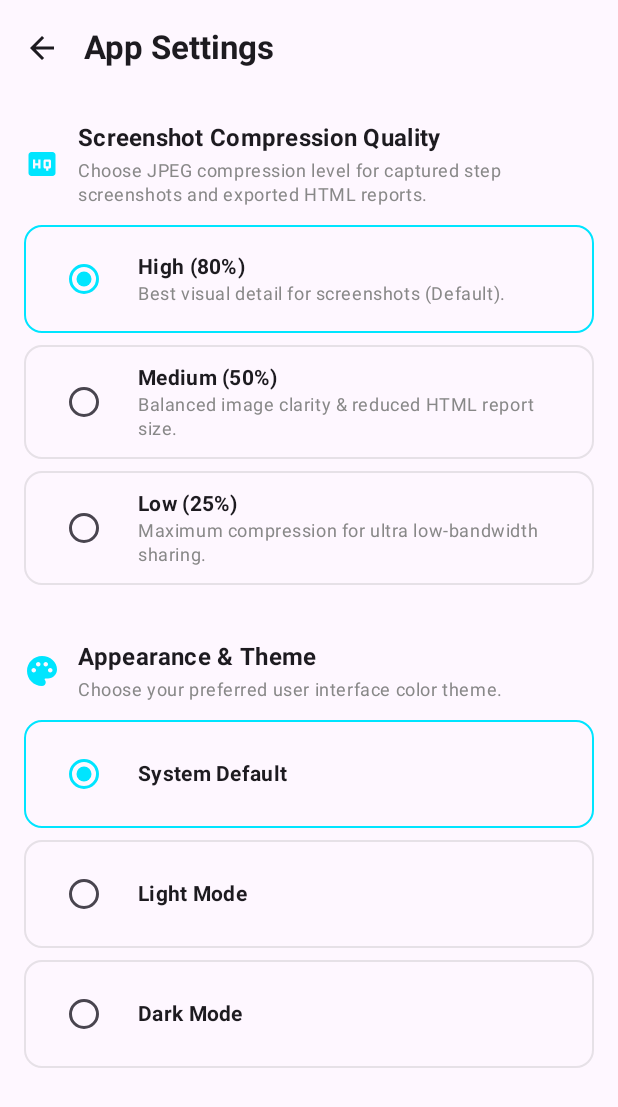
After one commit to Goheg/MyPSR, an Android app built with Jetpack Compose: the SettingsScreen screen opened through its navigation route, on a phone screen of 412 x 824 dp. The commit adds this screen. Shown: the top 1107 px of the screen. Run offline under Robolectric (Android 15) with nearby library versions, the phone set to English and light mode, and no system bars; our stand-ins replace Room's generated code.

Commit message:
Add-ons 1. Settings - Screenshot compression and Appearance and Theme 2. Record name editing

```diff
--- a/app/src/main/java/com/example/mypsr/MainActivity.kt
+++ b/app/src/main/java/com/example/mypsr/MainActivity.kt
@@ -10,17 +10,23 @@ import androidx.activity.viewModels
 import androidx.compose.foundation.layout.fillMaxSize
 import androidx.compose.material3.Surface
 import androidx.compose.runtime.Composable
+import androidx.compose.runtime.collectAsState
+import androidx.compose.runtime.getValue
 import androidx.compose.ui.Modifier
+import androidx.compose.ui.platform.LocalContext
 import androidx.navigation.NavType
 import androidx.navigation.compose.NavHost
 import androidx.navigation.compose.composable
 import androidx.navigation.compose.rememberNavController
 import androidx.navigation.navArgument
+import com.example.mypsr.data.local.UserPreferences
 import com.example.mypsr.ui.home.HomeScreen
 import com.example.mypsr.ui.home.HomeViewModel
 import com.example.mypsr.ui.onboarding.OnboardingScreen
 import com.example.mypsr.ui.review.ReviewScreen
 import com.example.mypsr.ui.review.ReviewViewModel
+import com.example.mypsr.ui.settings.SettingsScreen
+import com.example.mypsr.ui.settings.SettingsViewModel
 import com.example.mypsr.ui.theme.MyPSRTheme
 import com.example.mypsr.ui.viewer.ReportViewerScreen
 
@@ -28,6 +34,7 @@ class MainActivity : ComponentActivity() {
 
     private val homeViewModel: HomeViewModel by viewModels()
     private val reviewViewModel: ReviewViewModel by viewModels()
+    private val settingsViewModel: SettingsViewModel by viewModels()
 
     override fun onCreate(savedInstanceState: Bundle?) {
         super.onCreate(savedInstanceState)
@@ -38,11 +45,15 @@ class MainActivity : ComponentActivity() {
         } else null
 
         setContent {
-            MyPSRTheme {
+            val userPrefs = UserPreferences.getInstance(LocalContext.current)
+            val appTheme by userPrefs.themeFlow.collectAsState()
+
+            MyPSRTheme(appTheme = appTheme) {
                 Surface(modifier = Modifier.fillMaxSize()) {
                     AppNavigation(
                         homeViewModel = homeViewModel,
                         reviewViewModel = reviewViewModel,
+                        settingsViewModel = settingsViewModel,
                         incomingUri = incomingUri
                     )
                 }
@@ -55,6 +66,7 @@ class MainActivity : ComponentActivity() {
 fun AppNavigation(
     homeViewModel: HomeViewModel,
     reviewViewModel: ReviewViewModel,
+    settingsViewModel: SettingsViewModel,
     incomingUri: Uri?
 ) {
     val navController = rememberNavController()
@@ -66,6 +78,7 @@ fun AppNavigation(
             HomeScreen(
                 viewModel = homeViewModel,
                 onNavigateToOnboarding = { navController.navigate("onboarding") },
+                onNavigateToSettings = { navController.navigate("settings") },
                 onNavigateToReview = { sessionId -> navController.navigate("review/$sessionId") },
                 onNavigateToViewer = { sessionId -> navController.navigate("viewer/$sessionId") }
             )
@@ -75,6 +88,13 @@ fun AppNavigation(
             OnboardingScreen(
                 onNavigateBack = { navController.popBackStack() },
                 onCompleteOnboarding = { navController.navigate("home") { popUpTo("home") { inclusive = true } } }
+            )
+        }
+
+        composable("settings") {
+            SettingsScreen(
+                viewModel = settingsViewModel,
+                onNavigateBack = { navController.popBackStack() }
             )
         }
 
--- a/app/src/main/java/com/example/mypsr/generator/HtmlReportGenerator.kt
+++ b/app/src/main/java/com/example/mypsr/generator/HtmlReportGenerator.kt
@@ -51,7 +51,8 @@ object HtmlReportGenerator {
                         if (step.redactionBoxes.isNotEmpty()) {
                             processedBitmap = ImageUtils.applyRedactions(bitmap, step.redactionBoxes)
                         }
-                        val jpegBytes = ImageUtils.compressBitmapToJpeg(processedBitmap, quality = 80)
+                        val quality = com.example.mypsr.data.local.UserPreferences.getInstance(context).getScreenshotQuality().qualityValue
+                        val jpegBytes = ImageUtils.compressBitmapToJpeg(processedBitmap, quality = quality)
                         if (processedBitmap != bitmap) {
                             processedBitmap.recycle()
                         }
--- a/app/src/main/java/com/example/mypsr/service/CaptureService.kt
+++ b/app/src/main/java/com/example/mypsr/service/CaptureService.kt
@@ -219,7 +219,8 @@ class CaptureService : Service() {
                         if (isSensitive && targetBounds != null && !targetBounds.isEmpty) {
                             processedBitmap = ImageUtils.applyBoundsRedaction(bitmap, targetBounds)
                         }
-                        ImageUtils.compressBitmapToJpeg(processedBitmap, quality = 80)
+                        val quality = com.example.mypsr.data.local.UserPreferences.getInstance(applicationContext).getScreenshotQuality().qualityValue
+                        ImageUtils.compressBitmapToJpeg(processedBitmap, quality = quality)
                     } else null
                 } else null
             } catch (e: Exception) {
--- /dev/null
+++ b/app/src/main/java/com/example/mypsr/ui/settings/SettingsScreen.kt
@@ -0,0 +1,226 @@
+package com.example.mypsr.ui.settings
+
+import androidx.compose.foundation.border
+import androidx.compose.foundation.clickable
+import androidx.compose.foundation.layout.Column
+import androidx.compose.foundation.layout.Row
+import androidx.compose.foundation.layout.Spacer
+import androidx.compose.foundation.layout.fillMaxSize
+import androidx.compose.foundation.layout.fillMaxWidth
+import androidx.compose.foundation.layout.height
+import androidx.compose.foundation.layout.padding
+import androidx.compose.foundation.layout.width
+import androidx.compose.foundation.rememberScrollState
+import androidx.compose.foundation.shape.RoundedCornerShape
+import androidx.compose.foundation.verticalScroll
+import androidx.compose.material.icons.Icons
+import androidx.compose.material.icons.filled.ArrowBack
+import androidx.compose.material.icons.filled.HighQuality
+import androidx.compose.material.icons.filled.Palette
+import androidx.compose.material3.Card
+import androidx.compose.material3.CardDefaults
+import androidx.compose.material3.ExperimentalMaterial3Api
+import androidx.compose.material3.Icon
+import androidx.compose.material3.IconButton
+import androidx.compose.material3.MaterialTheme
+import androidx.compose.material3.RadioButton
+import androidx.compose.material3.RadioButtonDefaults
+import androidx.compose.material3.Scaffold
+import androidx.compose.material3.Text
+import androidx.compose.material3.TopAppBar
+import androidx.compose.material3.TopAppBarDefaults
+import androidx.compose.runtime.Composable
+import androidx.compose.runtime.collectAsState
+import androidx.compose.runtime.getValue
+import androidx.compose.ui.Alignment
+import androidx.compose.ui.Modifier
+import androidx.compose.ui.graphics.Color
+import androidx.compose.ui.graphics.vector.ImageVector
+import androidx.compose.ui.text.font.FontWeight
+import androidx.compose.ui.unit.dp
+import com.example.mypsr.model.AppTheme
+import com.example.mypsr.model.ScreenshotQuality
+import com.example.mypsr.ui.theme.CyberCyan
+
+@OptIn(ExperimentalMaterial3Api::class)
+@Composable
+fun SettingsScreen(
+    viewModel: SettingsViewModel,
+    onNavigateBack: () -> Unit
+) {
+    val selectedQuality by viewModel.qualityState.collectAsState()
+    val selectedTheme by viewModel.themeState.collectAsState()
+
+    Scaffold(
+        topBar = {
+            TopAppBar(
+                title = { Text(text = "App Settings", fontWeight = FontWeight.Bold) },
+                navigationIcon = {
+                    IconButton(onClick = onNavigateBack) {
+                        Icon(Icons.Default.ArrowBack, contentDescription = "Back")
+                    }
+                },
+                colors = TopAppBarDefaults.topAppBarColors(containerColor = MaterialTheme.colorScheme.background)
+            )
+        }
+    ) { paddingValues ->
+        Column(
+            modifier = Modifier
+                .fillMaxSize()
+                .padding(paddingValues)
+                .padding(16.dp)
+                .verticalScroll(rememberScrollState())
+        ) {
+            // Section 1: Screenshot Quality
+            SettingsSectionHeader(
+                icon = Icons.Default.HighQuality,
+                title = "Screenshot Compression Quality",
+                description = "Choose JPEG compression level for captured step screenshots and exported HTML reports."
+            )
+
+            Spacer(modifier = Modifier.height(12.dp))
+
+            ScreenshotQuality.entries.forEach { quality ->
+                QualitySelectionCard(
+                    quality = quality,
+                    isSelected = quality == selectedQuality,
+                    onSelect = { viewModel.setQuality(quality) }
+                )
+                Spacer(modifier = Modifier.height(8.dp))
+            }
+
+            Spacer(modifier = Modifier.height(28.dp))
+
+            // Section 2: App Theme
+            SettingsSectionHeader(
+                icon = Icons.Default.Palette,
+                title = "Appearance & Theme",
+                description = "Choose your preferred user interface color theme."
+            )
+
+            Spacer(modifier = Modifier.height(12.dp))
+
+            AppTheme.entries.forEach { theme ->
+                ThemeSelectionCard(
+                    theme = theme,
+                    isSelected = theme == selectedTheme,
+                    onSelect = { viewModel.setTheme(theme) }
+                )
+                Spacer(modifier = Modifier.height(8.dp))
+            }
+        }
+    }
+}
+
+@Composable
+fun SettingsSectionHeader(
+    icon: ImageVector,
+    title: String,
+    description: String
+) {
+    Row(verticalAlignment = Alignment.CenterVertically) {
+        Icon(
+            imageVector = icon,
+            contentDescription = null,
+            tint = CyberCyan
+        )
+        Spacer(modifier = Modifier.width(12.dp))
+        Column {
+            Text(
+                text = title,
+                style = MaterialTheme.typography.titleMedium.copy(fontWeight = FontWeight.Bold)
+            )
+            Spacer(modifier = Modifier.height(2.dp))
+            Text(
+                text = description,
+                style = MaterialTheme.typography.bodySmall.copy(color = Color.Gray)
+            )
+        }
+    }
+}
+
+@Composable
+fun QualitySelectionCard(
+    quality: ScreenshotQuality,
+    isSelected: Boolean,
+    onSelect: () -> Unit
+) {
+    Card(
+        colors = CardDefaults.cardColors(containerColor = MaterialTheme.colorScheme.surface),
+        shape = RoundedCornerShape(12.dp),
+        modifier = Modifier
+            .fillMaxWidth()
+            .border(
+                1.dp,
+                if (isSelected) CyberCyan else Color.Gray.copy(alpha = 0.2f),
+                RoundedCornerShape(12.dp)
+            )
+            .clickable { onSelect() }
+    ) {
+        Row(
+            modifier = Modifier
+                .fillMaxWidth()
+                .padding(horizontal = 16.dp, vertical = 12.dp),
+            verticalAlignment = Alignment.CenterVertically
+        ) {
+            RadioButton(
+                selected = isSelected,
+                onClick = onSelect,
+                colors = RadioButtonDefaults.colors(selectedColor = CyberCyan)
+            )
+            Spacer(modifier = Modifier.width(12.dp))
+            Column {
+                Text(
+                    text = quality.label,
+                    style = MaterialTheme.typography.bodyMedium.copy(fontWeight = FontWeight.Bold)
+                )
+                Text(
+                    text = when (quality) {
+                        ScreenshotQuality.HIGH -> "Best visual detail for screenshots (Default)."
+                        ScreenshotQuality.MEDIUM -> "Balanced image clarity & reduced HTML report size."
+                        ScreenshotQuality.LOW -> "Maximum compression for ultra low-bandwidth sharing."
+                    },
+                    style = MaterialTheme.typography.bodySmall.copy(color = Color.Gray)
+                )
+            }
+        }
+    }
+}
+
+@Composable
+fun ThemeSelectionCard(
+    theme: AppTheme,
+    isSelected: Boolean,
+    onSelect: () -> Unit
+) {
+    Card(
+        colors = CardDefaults.cardColors(containerColor = MaterialTheme.colorScheme.surface),
+        shape = RoundedCornerShape(12.dp),
+        modifier = Modifier
+            .fillMaxWidth()
+            .border(
+                1.dp,
+                if (isSelected) CyberCyan else Color.Gray.copy(alpha = 0.2f),
+                RoundedCornerShape(12.dp)
+            )
+            .clickable { onSelect() }
+    ) {
+        Row(
+            modifier = Modifier
+                .fillMaxWidth()
+                .padding(horizontal = 16.dp, vertical = 12.dp),
+            verticalAlignment = Alignment.CenterVertically
+        ) {
+            RadioButton(
+                selected = isSelected,
+                onClick = onSelect,
+                colors = RadioButtonDefaults.colors(selectedColor = CyberCyan)
+            )
+            Spacer(modifier = Modifier.width(12.dp))
+            Text(
+                text = theme.label,
+                style = MaterialTheme.typography.bodyMedium.copy(fontWeight = FontWeight.Bold)
+            )
+        }
+    }
+}
--- /dev/null
+++ b/app/src/main/java/com/example/mypsr/ui/settings/SettingsViewModel.kt
@@ -0,0 +1,24 @@
+package com.example.mypsr.ui.settings
+
+import android.app.Application
+import androidx.lifecycle.AndroidViewModel
+import com.example.mypsr.data.local.UserPreferences
+import com.example.mypsr.model.AppTheme
+import com.example.mypsr.model.ScreenshotQuality
+import kotlinx.coroutines.flow.StateFlow
+
+class SettingsViewModel(application: Application) : AndroidViewModel(application) {
+
+    private val prefs = UserPreferences.getInstance(application)
+
+    val qualityState: StateFlow<ScreenshotQuality> = prefs.qualityFlow
+    val themeState: StateFlow<AppTheme> = prefs.themeFlow
+
+    fun setQuality(quality: ScreenshotQuality) {
+        prefs.setScreenshotQuality(quality)
+    }
+
+    fun setTheme(theme: AppTheme) {
+        prefs.setAppTheme(theme)
+    }
+}
--- a/app/src/main/java/com/example/mypsr/ui/theme/Theme.kt
+++ b/app/src/main/java/com/example/mypsr/ui/theme/Theme.kt
@@ -9,6 +9,7 @@ import androidx.compose.material3.dynamicLightColorScheme
 import androidx.compose.material3.lightColorScheme
 import androidx.compose.runtime.Composable
 import androidx.compose.ui.platform.LocalContext
+import com.example.mypsr.model.AppTheme
 
 private val DarkColorScheme = darkColorScheme(
     primary = DarkPrimary,
@@ -31,16 +32,22 @@ private val LightColorScheme = lightColorScheme(
 
 @Composable
 fun MyPSRTheme(
-    darkTheme: Boolean = isSystemInDarkTheme(),
-    dynamicColor: Boolean = true,
+    appTheme: AppTheme = AppTheme.SYSTEM,
+    dynamicColor: Boolean = false,
     content: @Composable () -> Unit
 ) {
+    val isDark = when (appTheme) {
+        AppTheme.SYSTEM -> isSystemInDarkTheme()
+        AppTheme.LIGHT -> false
+        AppTheme.DARK -> true
+    }
+
     val colorScheme = when {
         dynamicColor && Build.VERSION.SDK_INT >= Build.VERSION_CODES.S -> {
             val context = LocalContext.current
-            if (darkTheme) dynamicDarkColorScheme(context) else dynamicLightColorScheme(context)
+            if (isDark) dynamicDarkColorScheme(context) else dynamicLightColorScheme(context)
         }
-        darkTheme -> DarkColorScheme
+        isDark -> DarkColorScheme
         else -> LightColorScheme
     }
 
```
Also changed, not shown: app/src/main/java/com/example/mypsr/data/local/UserPreferences.kt (added, +58 -0 lines), app/src/main/java/com/example/mypsr/model/AppTheme.kt (added, +17 -0 lines), app/src/main/java/com/example/mypsr/model/ScreenshotQuality.kt (added, +13 -0 lines), app/src/main/java/com/example/mypsr/ui/home/HomeScreen.kt (+85 -6 lines), app/src/main/java/com/example/mypsr/ui/home/HomeViewModel.kt (+19 -0 lines).
